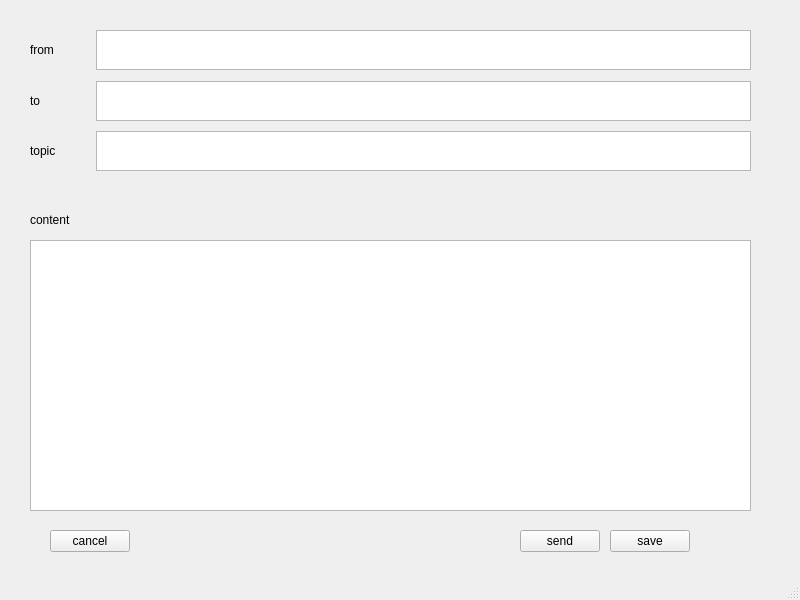
First picture: the form in newmailwindow.ui, repository graypilgrim/nolook, before the edit.
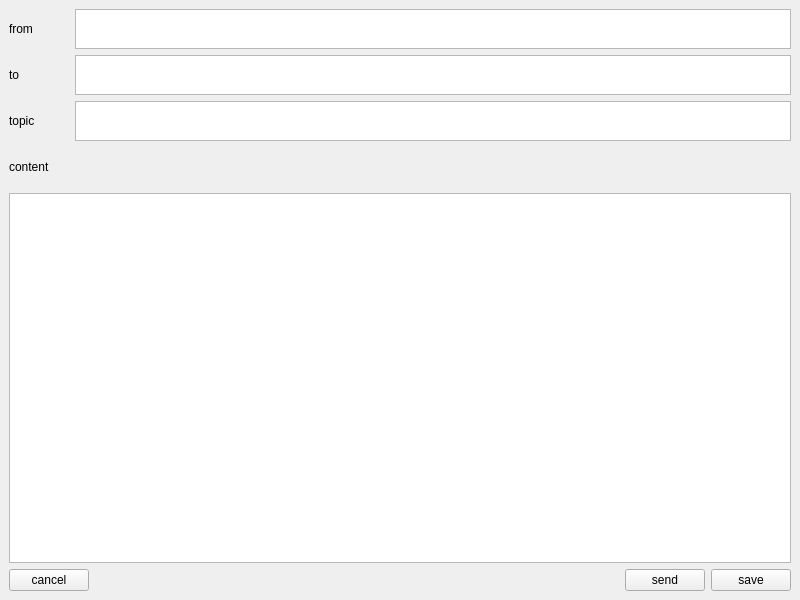
Second picture: the form after the edit.

The edit to the form file:
```diff
--- a/newmailwindow.ui
+++ b/newmailwindow.ui
@@ -14,15 +14,8 @@
    <string>MainWindow</string>
   </property>
   <widget class="QWidget" name="centralwidget">
-   <widget class="QWidget" name="horizontalLayoutWidget">
-    <property name="geometry">
-     <rect>
-      <x>30</x>
-      <y>29</y>
-      <width>721</width>
-      <height>42</height>
-     </rect>
-    </property>
+   <layout class="QGridLayout" name="gridLayout">
+    <item row="0" column="0">
     <layout class="QHBoxLayout" name="horizontalLayout">
      <item>
       <widget class="QLabel" name="fromLabel">
@@ -48,16 +41,8 @@
       </widget>
      </item>
     </layout>
-   </widget>
-   <widget class="QWidget" name="horizontalLayoutWidget_2">
-    <property name="geometry">
-     <rect>
-      <x>30</x>
-      <y>80</y>
-      <width>721</width>
-      <height>42</height>
-     </rect>
-    </property>
+    </item>
+    <item row="1" column="0">
     <layout class="QHBoxLayout" name="horizontalLayout_2">
      <item>
       <widget class="QLabel" name="toLabel">
@@ -83,16 +68,36 @@
       </widget>
      </item>
     </layout>
-   </widget>
+    </item>
+    <item row="2" column="0">
+     <layout class="QHBoxLayout" name="horizontalLayout_3">
+      <item>
+       <widget class="QLabel" name="topicLabel">
+        <property name="minimumSize">
+         <size>
+          <width>60</width>
+          <height>40</height>
+         </size>
+        </property>
+        <property name="text">
+         <string>topic</string>
+        </property>
+       </widget>
+      </item>
+      <item>
+       <widget class="QTextEdit" name="topicTextEdit">
+        <property name="maximumSize">
+         <size>
+          <width>16777215</width>
+          <height>40</height>
+         </size>
+        </property>
+       </widget>
+      </item>
+     </layout>
+    </item>
+    <item row="3" column="0">
    <widget class="QLabel" name="contentLabel">
-    <property name="geometry">
-     <rect>
-      <x>30</x>
-      <y>200</y>
-      <width>59</width>
-      <height>40</height>
-     </rect>
-    </property>
     <property name="minimumSize">
      <size>
       <width>0</width>
@@ -103,15 +108,9 @@
      <string>content</string>
     </property>
    </widget>
+    </item>
+    <item row="4" column="0">
    <widget class="QTextEdit" name="contentTextEdit">
-    <property name="geometry">
-     <rect>
-      <x>30</x>
-      <y>240</y>
-      <width>721</width>
-      <height>271</height>
-     </rect>
-    </property>
     <property name="maximumSize">
      <size>
       <width>16777215</width>
@@ -119,92 +118,65 @@
      </size>
     </property>
    </widget>
+    </item>
+    <item row="5" column="0">
+     <layout class="QHBoxLayout" name="horizontalLayout_4">
+      <item>
+       <widget class="QPushButton" name="cancelButton">
+        <property name="maximumSize">
+         <size>
+          <width>80</width>
+          <height>16777215</height>
+         </size>
+        </property>
+        <property name="text">
+         <string>cancel</string>
+        </property>
+       </widget>
+      </item>
+      <item>
+       <spacer name="horizontalSpacer">
+        <property name="orientation">
+         <enum>Qt::Horizontal</enum>
+        </property>
+        <property name="sizeHint" stdset="0">
+         <size>
+          <width>40</width>
+          <height>20</height>
+         </size>
+        </property>
+       </spacer>
+      </item>
+      <item>
    <widget class="QPushButton" name="sendButton">
-    <property name="geometry">
-     <rect>
-      <x>520</x>
-      <y>530</y>
+        <property name="minimumSize">
+         <size>
       <width>80</width>
-      <height>22</height>
-     </rect>
+          <height>0</height>
+         </size>
     </property>
     <property name="text">
      <string>send</string>
     </property>
    </widget>
+      </item>
+      <item>
    <widget class="QPushButton" name="saveButton">
-    <property name="geometry">
-     <rect>
-      <x>610</x>
-      <y>530</y>
+        <property name="minimumSize">
+         <size>
       <width>80</width>
-      <height>22</height>
-     </rect>
+          <height>0</height>
+         </size>
     </property>
     <property name="text">
      <string>save</string>
     </property>
    </widget>
-   <widget class="QWidget" name="horizontalLayoutWidget_3">
-    <property name="geometry">
-     <rect>
-      <x>30</x>
-      <y>130</y>
-      <width>721</width>
-      <height>42</height>
-     </rect>
-    </property>
-    <layout class="QHBoxLayout" name="horizontalLayout_3">
-     <item>
-      <widget class="QLabel" name="topicLabel">
-       <property name="minimumSize">
-        <size>
-         <width>60</width>
-         <height>40</height>
-        </size>
-       </property>
-       <property name="text">
-        <string>topic</string>
-       </property>
-      </widget>
-     </item>
-     <item>
-      <widget class="QTextEdit" name="topicTextEdit">
-       <property name="maximumSize">
-        <size>
-         <width>16777215</width>
-         <height>40</height>
-        </size>
-       </property>
-      </widget>
+      </item>
+     </layout>
      </item>
     </layout>
    </widget>
-   <widget class="QPushButton" name="cancelButton">
-    <property name="geometry">
-     <rect>
-      <x>50</x>
-      <y>530</y>
-      <width>80</width>
-      <height>22</height>
-     </rect>
-    </property>
-    <property name="text">
-     <string>cancel</string>
-    </property>
-   </widget>
-  </widget>
-  <widget class="QMenuBar" name="menubar">
-   <property name="geometry">
-    <rect>
-     <x>0</x>
-     <y>0</y>
-     <width>800</width>
-     <height>19</height>
-    </rect>
-   </property>
-  </widget>
-  <widget class="QStatusBar" name="statusbar"/>
  </widget>
  <resources/>
  <connections/>
```
Lines whose indentation alone changed are shown as unchanged.
